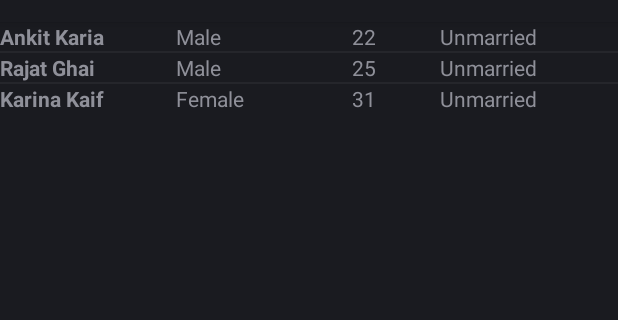
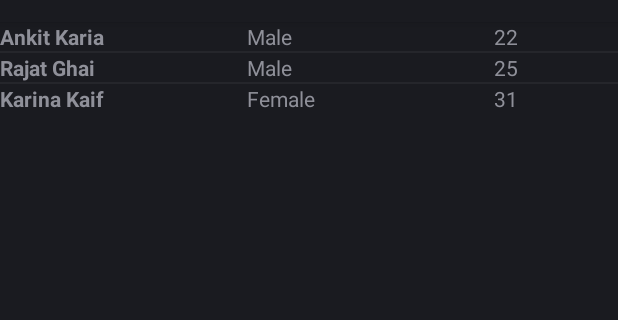
Before and after one commit to really-lazy-bone/gophr, an Android app: the SimpleListViewActivity screen opened directly, with no data from a screen before it, on a phone screen of 412 x 824 dp, the part 62-382 px from its top. Run offline under Robolectric (Android 15) with nearby library versions, the phone set to English and light mode, and no system bars.

Commit message:
remove extra column, remove extra code

```diff
--- a/android/gophr/app/src/main/java/com/gophr/gophr/Constants.java
+++ b/android/gophr/app/src/main/java/com/gophr/gophr/Constants.java
@@ -5,5 +5,4 @@ public class Constants {
     public static final String FIRST_COLUMN="First";
     public static final String SECOND_COLUMN="Second";
     public static final String THIRD_COLUMN="Third";
-    public static final String FOURTH_COLUMN="Fourth";
 }
--- a/android/gophr/app/src/main/java/com/gophr/gophr/ListViewAdapter.java
+++ b/android/gophr/app/src/main/java/com/gophr/gophr/ListViewAdapter.java
@@ -1,7 +1,6 @@
 package com.gophr.gophr;
 
 import static com.gophr.gophr.Constants.FIRST_COLUMN;
-import static com.gophr.gophr.Constants.FOURTH_COLUMN;
 import static com.gophr.gophr.Constants.SECOND_COLUMN;
 import static com.gophr.gophr.Constants.THIRD_COLUMN;
 
@@ -22,7 +21,6 @@ public class ListViewAdapter extends BaseAdapter{
     TextView txtFirst;
     TextView txtSecond;
     TextView txtThird;
-    TextView txtFourth;
     public ListViewAdapter(Activity activity,ArrayList<HashMap<String, String>> list){
         super();
         this.activity=activity;
@@ -53,8 +51,6 @@ public class ListViewAdapter extends BaseAdapter{
     public View getView(int position, View convertView, ViewGroup parent) {
         // TODO Auto-generated method stub
 
-
-
         LayoutInflater inflater=activity.getLayoutInflater();
 
         if(convertView == null){
@@ -64,7 +60,6 @@ public class ListViewAdapter extends BaseAdapter{
             txtFirst=(TextView) convertView.findViewById(R.id.name);
             txtSecond=(TextView) convertView.findViewById(R.id.gender);
             txtThird=(TextView) convertView.findViewById(R.id.age);
-            txtFourth=(TextView) convertView.findViewById(R.id.status);
 
         }
 
@@ -72,7 +67,6 @@ public class ListViewAdapter extends BaseAdapter{
         txtFirst.setText(map.get(FIRST_COLUMN));
         txtSecond.setText(map.get(SECOND_COLUMN));
         txtThird.setText(map.get(THIRD_COLUMN));
-        txtFourth.setText(map.get(FOURTH_COLUMN));
 
         return convertView;
     }
--- a/android/gophr/app/src/main/java/com/gophr/gophr/SimpleListViewActivity.java
+++ b/android/gophr/app/src/main/java/com/gophr/gophr/SimpleListViewActivity.java
@@ -8,7 +8,6 @@ import android.widget.ArrayAdapter;
 import android.widget.ListView;
 
 import static com.gophr.gophr.Constants.FIRST_COLUMN;
-import static com.gophr.gophr.Constants.FOURTH_COLUMN;
 import static com.gophr.gophr.Constants.SECOND_COLUMN;
 import static com.gophr.gophr.Constants.THIRD_COLUMN;
 
@@ -26,9 +25,6 @@ import android.widget.Toast;
  * Created by tmitim_air on 10/24/15.
  */
 public class SimpleListViewActivity extends Activity {
-//
-//    private ListView mainListView ;
-//    private ArrayAdapter<String> listAdapter ;
 
     private ArrayList<HashMap<String, String>> list;
 
@@ -45,21 +41,18 @@ public class SimpleListViewActivity extends Activity {
         temp.put(FIRST_COLUMN, "Ankit Karia");
         temp.put(SECOND_COLUMN, "Male");
         temp.put(THIRD_COLUMN, "22");
-        temp.put(FOURTH_COLUMN, "Unmarried");
         list.add(temp);
 
         HashMap<String,String> temp2=new HashMap<String, String>();
         temp2.put(FIRST_COLUMN, "Rajat Ghai");
         temp2.put(SECOND_COLUMN, "Male");
         temp2.put(THIRD_COLUMN, "25");
-        temp2.put(FOURTH_COLUMN, "Unmarried");
         list.add(temp2);
 
         HashMap<String, String> temp3 = new HashMap<String, String>();
         temp3.put(FIRST_COLUMN, "Karina Kaif");
         temp3.put(SECOND_COLUMN, "Female");
         temp3.put(THIRD_COLUMN, "31");
-        temp3.put(FOURTH_COLUMN, "Unmarried");
         list.add(temp3);
 
         ListViewAdapter adapter=new ListViewAdapter(this, list);
--- a/android/gophr/app/src/main/res/layout/colmn_row.xml
+++ b/android/gophr/app/src/main/res/layout/colmn_row.xml
@@ -22,10 +22,4 @@
         android:layout_width="0dp"
         android:layout_weight="0.5" />
 
-    <TextView
-        android:id="@+id/status"
-        android:layout_height="wrap_content"
-        android:layout_width="0dp"
-        android:layout_weight="1" />
-
 </LinearLayout>
```
